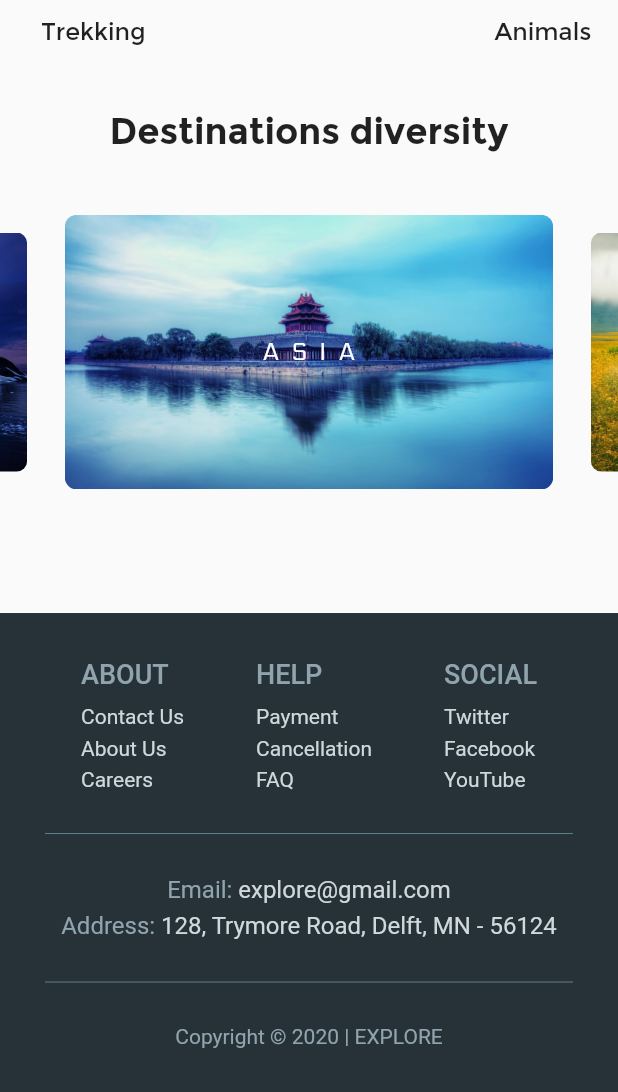
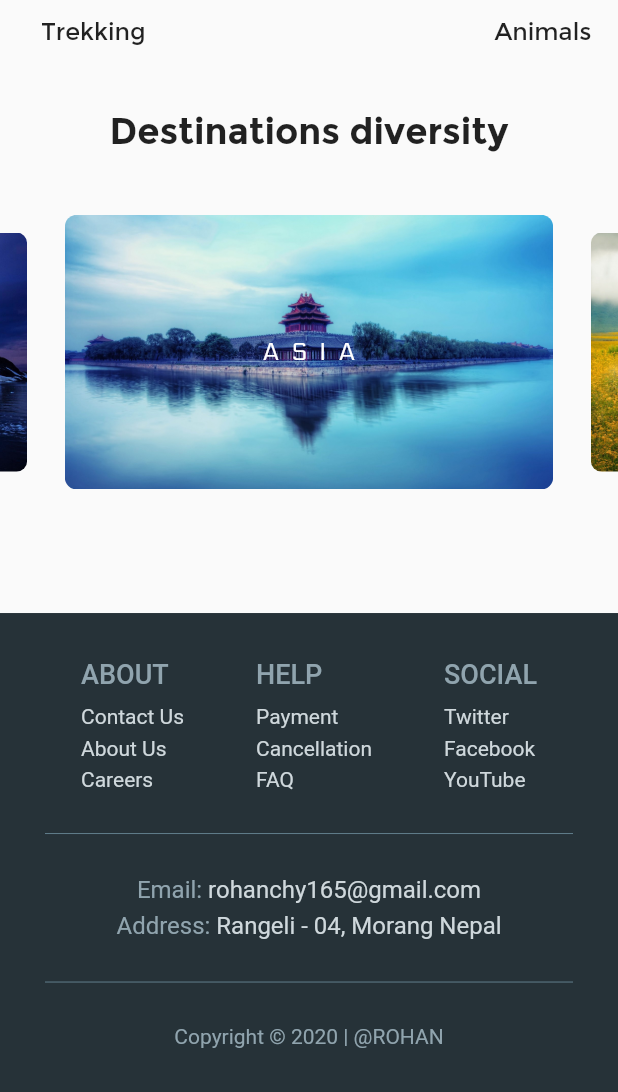
Before and after one commit to rohan165-boop/web_page, a Flutter app: the screen it shows after launch, scrolled down 840 dp, on a phone screen of 412 x 824 dp, the part 144-1236 px from its top. Run offline on Flutter 3.47's test engine with Material 2 defaults, Android fonts, the phone set to English and light mode, and no system bars; drawn by our look-alikes of carousel_slider.

Commit message:
theme change response to device theme

```diff
--- a/lib/explore_basic/screens/home_page.dart
+++ b/lib/explore_basic/screens/home_page.dart
@@ -63,7 +63,7 @@ class _HomePageState extends State<HomePage> {
               preferredSize: Size(screenSize.width, 1000),
               child: TopBarContents(_opacity),
             ),
-      drawer: const ExploreDrawer(),
+      drawer: const SafeArea(child: ExploreDrawer()),
       body: SingleChildScrollView(
         controller: _scrollController,
         physics: const ClampingScrollPhysics(),
--- /dev/null
+++ b/lib/explore_basic/utils/theme.dart
@@ -0,0 +1,47 @@
+import 'package:flutter/material.dart';
+
+var lightThemeData = ThemeData(
+  primarySwatch: Colors.blueGrey,
+  backgroundColor: Colors.white,
+  cardColor: Colors.blueGrey[50],
+  primaryTextTheme: TextTheme(
+    button: TextStyle(
+      color: Colors.blueGrey,
+      decorationColor: Colors.blueGrey[300],
+    ),
+    subtitle2: TextStyle(
+      color: Colors.blueGrey[900],
+    ),
+    subtitle1: const TextStyle(
+      color: Colors.black,
+    ),
+    headline1: TextStyle(color: Colors.blueGrey[800]),
+  ),
+  bottomAppBarColor: Colors.blueGrey[900],
+  iconTheme: const IconThemeData(color: Colors.blueGrey),
+  brightness: Brightness.light,
+);
+
+var darkThemeData = ThemeData(
+  primarySwatch: Colors.blueGrey,
+  backgroundColor: Colors.blueGrey[900],
+  cardColor: Colors.black,
+  primaryTextTheme: TextTheme(
+    button: TextStyle(
+      color: Colors.blueGrey[200],
+      decorationColor: Colors.blueGrey[50],
+    ),
+    subtitle2: const TextStyle(
+      color: Colors.white,
+    ),
+    subtitle1: TextStyle(
+      color: Colors.blueGrey[300],
+    ),
+    headline1: const TextStyle(
+      color: Colors.white70,
+    ),
+  ),
+  bottomAppBarColor: Colors.black,
+  iconTheme: IconThemeData(color: Colors.blueGrey[200]),
+  brightness: Brightness.dark,
+);
--- a/lib/explore_basic/widgets/bottom_bar.dart
+++ b/lib/explore_basic/widgets/bottom_bar.dart
@@ -46,12 +46,12 @@ class BottomBar extends StatelessWidget {
                 const SizedBox(height: 20),
                 const InfoText(
                   type: 'Email',
-                  text: 'explore@gmail.com',
+                  text: 'rohanchy165@gmail.com',
                 ),
                 const SizedBox(height: 5),
                 const InfoText(
                   type: 'Address',
-                  text: '128, Trymore Road, Delft, MN - 56124',
+                  text: 'Rangeli - 04, Morang Nepal',
                 ),
                 const SizedBox(height: 20),
                 const Divider(
@@ -59,7 +59,7 @@ class BottomBar extends StatelessWidget {
                 ),
                 const SizedBox(height: 20),
                 Text(
-                  'Copyright © 2020 | EXPLORE',
+                  'Copyright © 2020 | @ROHAN',
                   style: TextStyle(
                     color: Colors.blueGrey.shade300,
                     fontSize: 14,
@@ -117,7 +117,7 @@ class BottomBar extends StatelessWidget {
                 ),
                 const SizedBox(height: 20),
                 Text(
-                  'Copyright © 2020 | EXPLORE',
+                  'Copyright © 2020 | @ROHAN',
                   style: TextStyle(
                     color: Colors.blueGrey.shade300,
                     fontSize: 14,
--- a/lib/explore_basic/widgets/explore_drawer.dart
+++ b/lib/explore_basic/widgets/explore_drawer.dart
@@ -16,6 +16,7 @@ class ExploreDrawer extends StatelessWidget {
             crossAxisAlignment: CrossAxisAlignment.start,
             mainAxisAlignment: MainAxisAlignment.start,
             children: [
+              const Spacer(),
               InkWell(
                 onTap: () {},
                 child: const Text(
@@ -65,15 +66,16 @@ class ExploreDrawer extends StatelessWidget {
                   style: TextStyle(color: Colors.white, fontSize: 22),
                 ),
               ),
-              Expanded(
-                child: Align(
+              const SizedBox(
+                height: 50,
+              ),
+              Align(
                 alignment: Alignment.bottomCenter,
                 child: Text(
                   'Copyright © 2020 | EXPLORE',
                   style: TextStyle(
                     color: Colors.blueGrey.shade300,
                     fontSize: 14,
-                    ),
                   ),
                 ),
               )
--- a/lib/main.dart
+++ b/lib/main.dart
@@ -1,5 +1,6 @@
 import 'package:flutter/material.dart';
 import 'package:webpage/explore_basic/screens/home_page.dart';
+import 'package:webpage/explore_basic/utils/theme.dart';
 
 void main() {
   runApp(const MyApp());
@@ -13,9 +14,8 @@ class MyApp extends StatelessWidget {
     return MaterialApp(
       title: 'Flutter Demo',
       debugShowCheckedModeBanner: false,
-      theme: ThemeData(
-        primarySwatch: Colors.blue,
-      ),
+      theme: lightThemeData,
+      darkTheme: darkThemeData,
       home: const HomePage(),
     );
   }
--- a/pubspec.yaml
+++ b/pubspec.yaml
@@ -39,6 +39,7 @@ dependencies:
   http: ^0.13.5
   url_launcher: ^6.1.6
   carousel_slider: ^4.1.1
+  easy_dynamic_theme: ^2.2.0
 
 dev_dependencies:
   flutter_test:
```
Also changed, not shown: pubspec.lock, 2 other files. Lines whose indentation alone changed are shown as unchanged.
